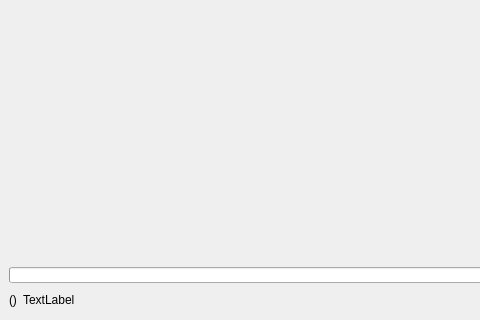
Before: the Qt Designer form src/ui_build/mainwindow.ui in maxim-s-barabash/ZebraTrace, drawn with Qt 5; both pictures show x 0 to 480 and y 324 to 644 of the 885 by 644 pixel window.
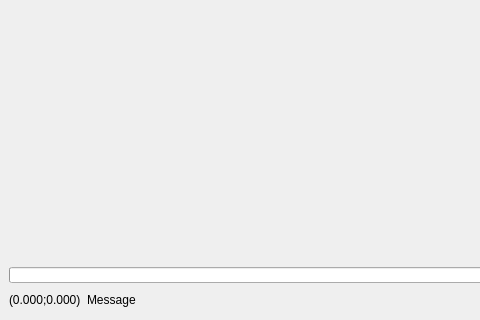
After: the same form once the commit is applied. Icons and pictures are not drawn.

Patch:
```diff
--- a/src/ui_build/mainwindow.ui
+++ b/src/ui_build/mainwindow.ui
@@ -899,14 +899,14 @@
       <item>
        <widget class="QLabel" name="labelPos">
         <property name="text">
-         <string>()</string>
+         <string>(0.000;0.000)</string>
         </property>
        </widget>
       </item>
       <item>
        <widget class="QLabel" name="labelFeedback">
         <property name="text">
-         <string>TextLabel</string>
+         <string>Message</string>
         </property>
        </widget>
       </item>
```
Left out of the diff: 3 changed lines with no effect on the pictures.
